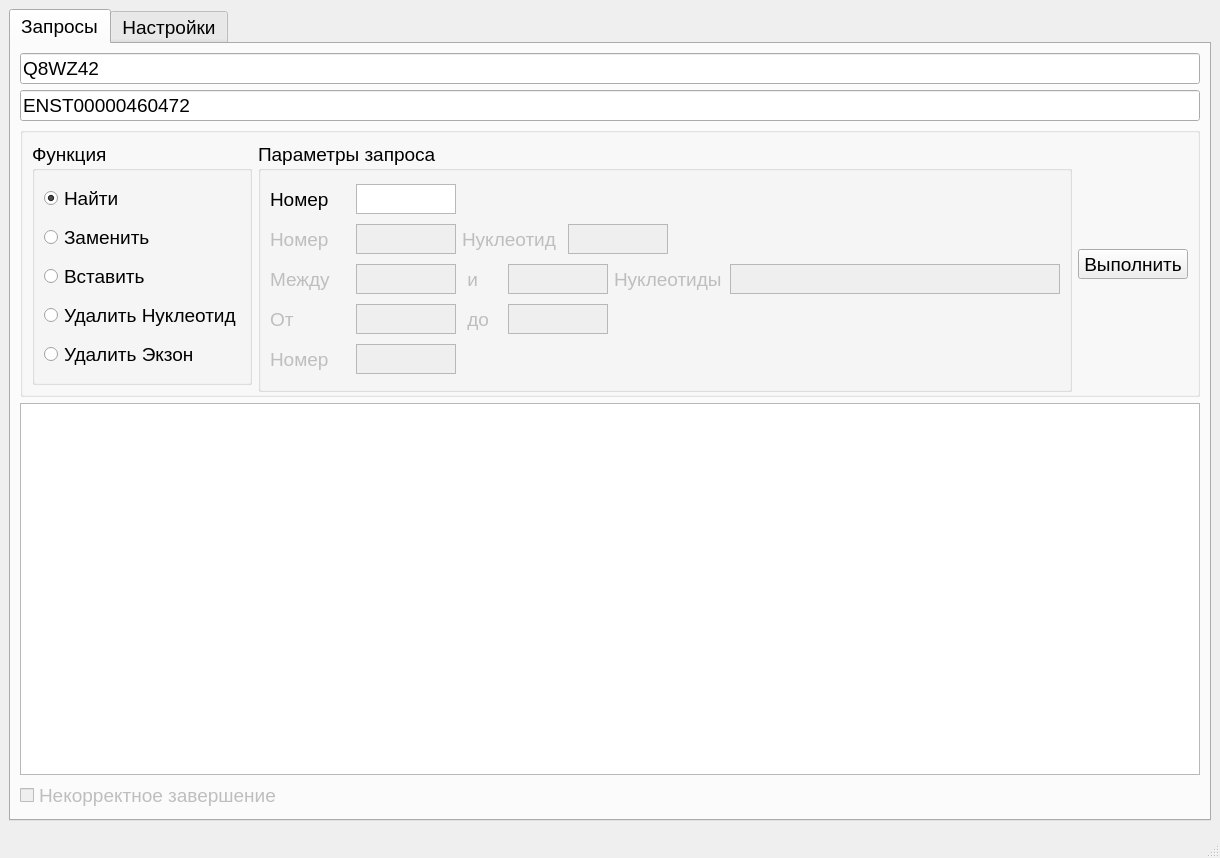
RedT0wer/TitinInfo, file src/mainwindow.ui: the form before one commit.
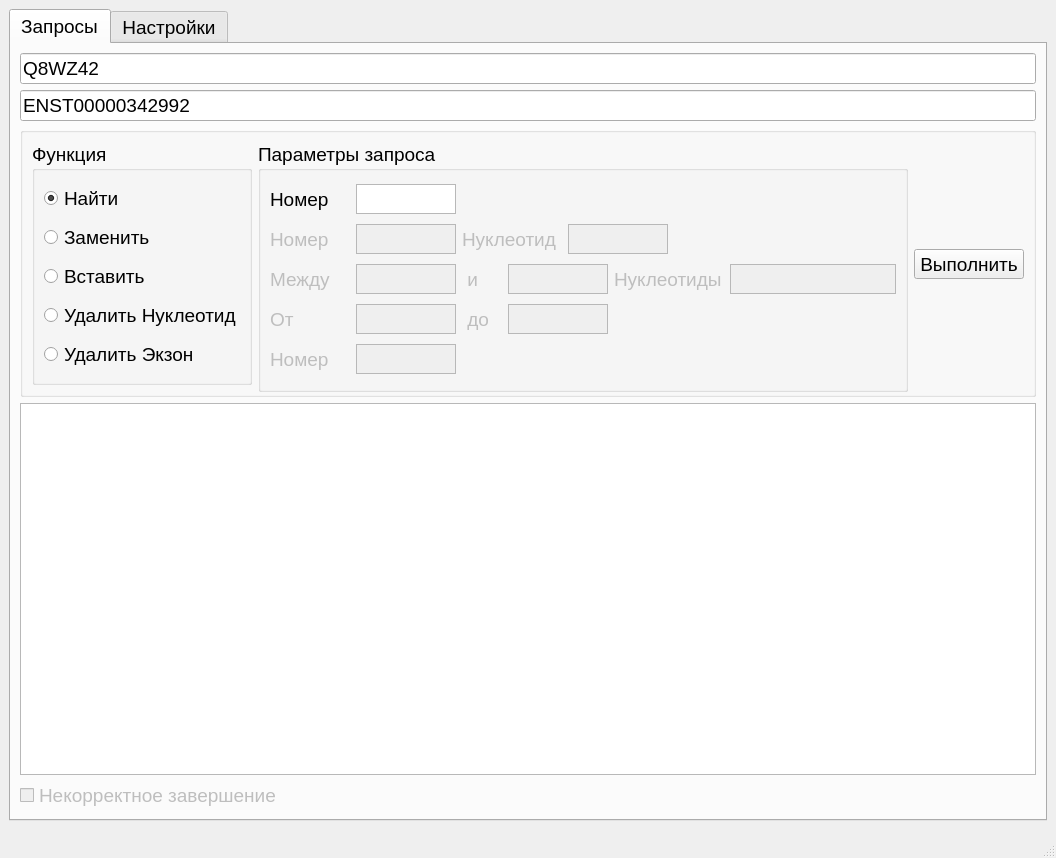
The form after the commit.

Commit message: develop environment

Diff of the .ui file:
```diff
--- a/src/mainwindow.ui
+++ b/src/mainwindow.ui
@@ -6,7 +6,7 @@
    <rect>
     <x>0</x>
     <y>0</y>
-    <width>1220</width>
+    <width>1056</width>
     <height>858</height>
    </rect>
   </property>
@@ -61,7 +61,7 @@
            </size>
           </property>
           <property name="text">
-           <string>ENST00000460472</string>
+           <string>ENST00000342992</string>
           </property>
           <property name="placeholderText">
            <string>ENST00000460472...</string>
```
Left out of the diff: 4 changed lines with no effect on the pictures. The commit also changes 2 other files.
